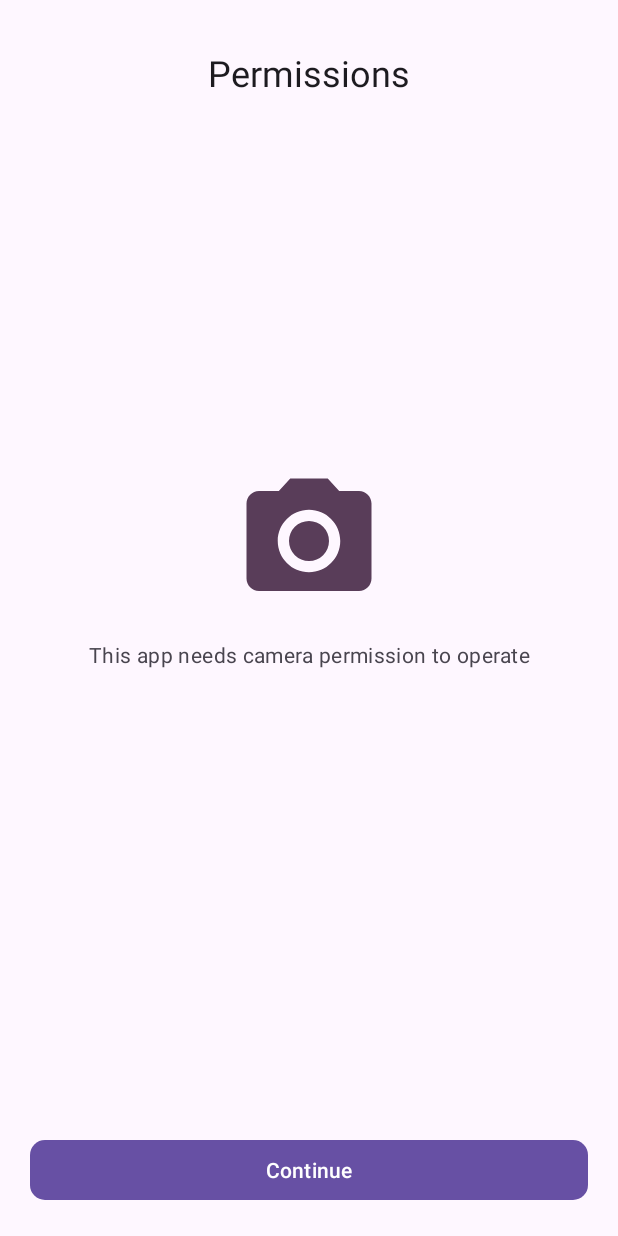
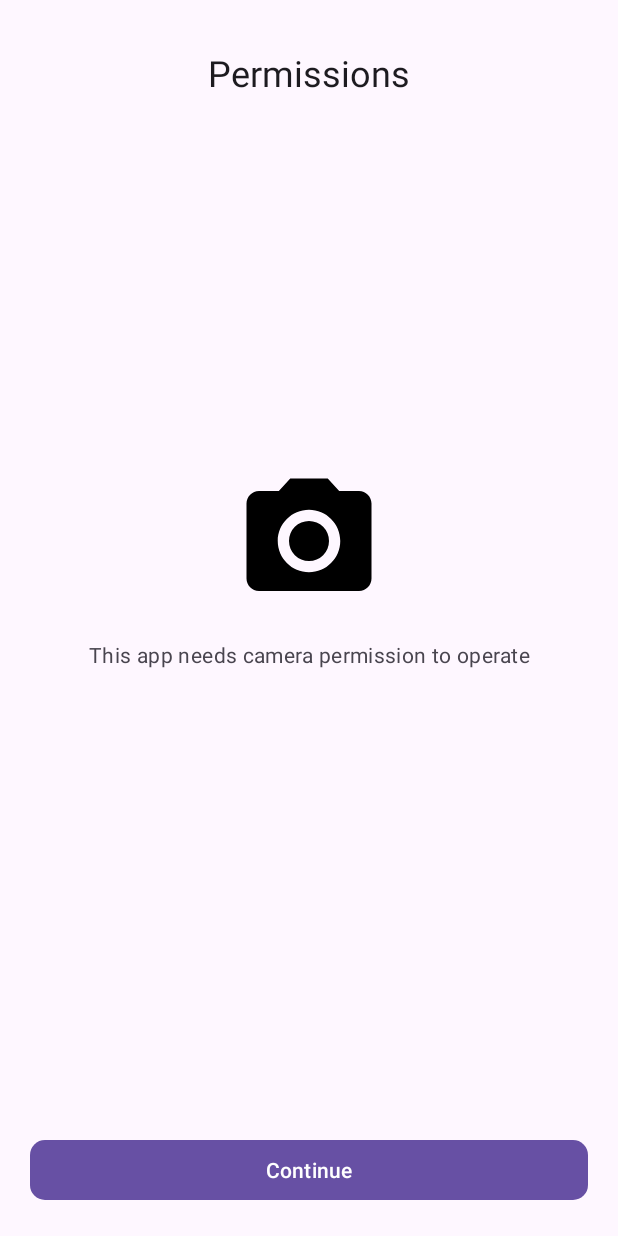
Before and after one commit to BalioFVFX/IP-Camera, an Android app: the CameraPermissionActivity screen opened directly, with no data from a screen before it, on a phone screen of 412 x 824 dp. Run offline under Robolectric (Android 15) with nearby library versions, the phone set to English and light mode, and no system bars.

Commit message:
change color in camera permission to black from material which was not in the res strings

```diff
--- a/Android/app/src/main/res/layout/camera_permission_activity.xml
+++ b/Android/app/src/main/res/layout/camera_permission_activity.xml
@@ -27,7 +27,7 @@
         app:layout_constraintStart_toStartOf="parent"
         app:layout_constraintTop_toTopOf="parent"
         app:layout_constraintVertical_chainStyle="packed"
-        app:tint="@color/material_dynamic_tertiary30" />
+        app:tint="@color/black" />
 
     <com.google.android.material.textview.MaterialTextView
         android:id="@+id/tv_explain"
```
